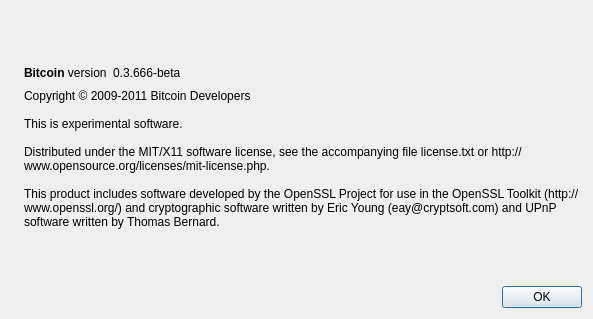
Qt form src/qt/forms/aboutdialog.ui (dlitz/bitcoin-debian) before a commit.
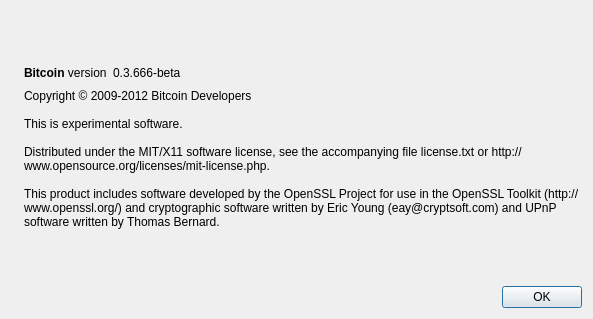
The same form after that commit. Icons and pictures are not drawn.

Diff of the .ui file:
```diff
--- a/src/qt/forms/aboutdialog.ui
+++ b/src/qt/forms/aboutdialog.ui
@@ -82,7 +82,7 @@
      <item>
       <widget class="QLabel" name="label_2">
        <property name="text">
-        <string>Copyright © 2009-2011 Bitcoin Developers
+        <string>Copyright © 2009-2012 Bitcoin Developers
 
 This is experimental software.
 
```
